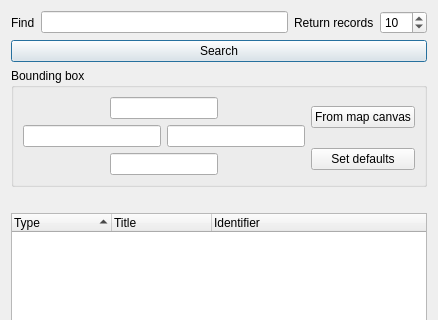
This is cswsearchdialogbase.ui in nextgis/qgis_cswclient as Qt 5 draws it before an edit; both pictures show x 0 to 438 and y 0 to 320 of the 438 by 573 pixel window. The edited form follows.
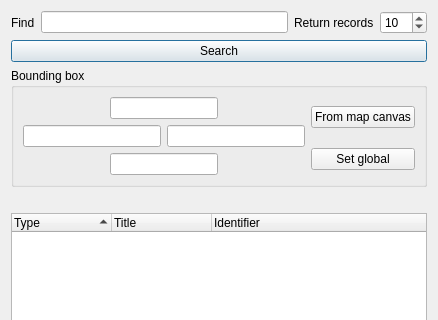
This is the edited form.

```diff
--- a/cswsearchdialogbase.ui
+++ b/cswsearchdialogbase.ui
@@ -145,7 +145,7 @@
       <item row="1" column="1">
        <widget class="QPushButton" name="btnDefaultBbox">
         <property name="text">
-         <string>Set defaults</string>
+         <string>Set global</string>
         </property>
        </widget>
       </item>
```
Left out of the diff: 3 changed lines with no effect on the pictures.
